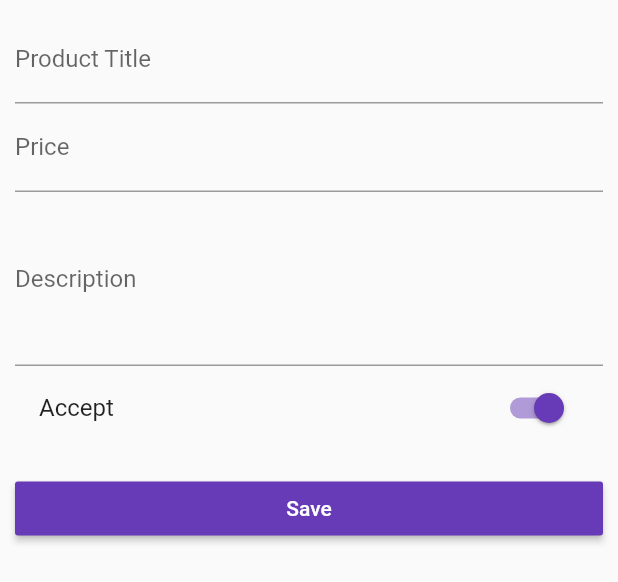
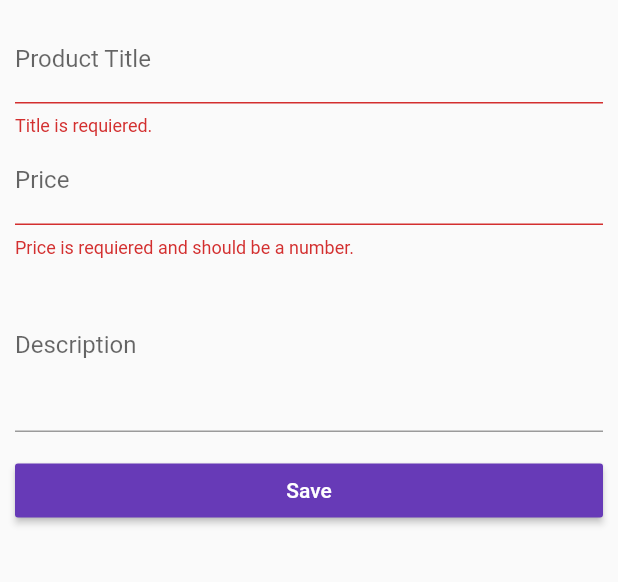
Before and after one commit to forobor/flutter-food-app, a Flutter app: the ProductCreatePage widget shown alone on an empty page, opened directly with empty values, after a tap on "Save", on a phone screen of 412 x 824 dp. Shown: the top 582 px of the screen. Run offline on Flutter 3.47's test engine with Material 2 defaults, Android fonts, the phone set to English and light mode, and no system bars.

Commit message:
form validation

```diff
--- a/lib/pages/product_create.dart
+++ b/lib/pages/product_create.dart
@@ -12,9 +12,22 @@ class ProductCreatePage extends StatefulWidget {
 }
 
 class _ProductCreatePage extends State<ProductCreatePage> {
-  String _title;
-  double _price;
-  String _description;
+  final Map<String, dynamic> _formData = {
+    'title': null,
+    'price': null,
+    'description': null,
+    'imageUrl': 'assets/food.jpg'
+  };
+  final GlobalKey<FormState> _formKey = GlobalKey<FormState>();
+
+  void _submitForm() {
+    if (!_formKey.currentState.validate()) {
+      return;
+    }
+    _formKey.currentState.save();
+    widget.addProduct(_formData);
+    Navigator.pushReplacementNamed(context, '/products');
+  }
 
   @override
   Widget build(BuildContext context) {
@@ -22,41 +35,47 @@ class _ProductCreatePage extends State<ProductCreatePage> {
         MediaQuery.of(context).orientation == Orientation.landscape
             ? 60.0
             : 0.0;
-    return Container(
+    return GestureDetector(
+      onTap: () {
+        FocusScope.of(context).requestFocus(FocusNode());
+      },
+      child: Container(
         padding: EdgeInsets.all(10.0),
+        child: Form(
+          key: _formKey,
           child: ListView(
             padding: EdgeInsets.symmetric(horizontal: listPadding),
             children: <Widget>[
-          TextField(
+              TextFormField(
                 decoration: InputDecoration(labelText: 'Product Title'),
-            onChanged: (String value) {
-              setState(() {
-                _title = value;
-              });
+                validator: (String value) {
+                  if (value.isEmpty) {
+                    return 'Title is requiered.';
+                  }
+                },
+                onSaved: (String value) {
+                  _formData['title'] = value;
                 },
               ),
-          TextField(
+              TextFormField(
                 decoration: InputDecoration(labelText: 'Price'),
                 keyboardType: TextInputType.number,
-            onChanged: (String value) {
-              setState(() {
-                _price = double.parse(value);
-              });
+                validator: (String value) {
+                  if (value.isEmpty ||
+                      !RegExp(r'^(?:[1-9]\d*|0)?(?:\.\d+)?$').hasMatch(value)) {
+                    return 'Price is requiered and should be a number.';
+                  }
+                },
+                onSaved: (String value) {
+                  _formData['price'] = double.parse(value);
                 },
               ),
-          TextField(
+              TextFormField(
                 decoration: InputDecoration(labelText: 'Description'),
-            onChanged: (String value) {
-              setState(() {
-                _description = value;
-              });
+                maxLines: 4,
+                onSaved: (String value) {
+                  _formData['description'] = value;
                 },
-            maxLines: 4,
-          ),
-          SwitchListTile(
-            value: true,
-            onChanged: (bool value) {},
-            title: Text('Accept'),
               ),
               SizedBox(
                 height: 15.0,
@@ -67,20 +86,13 @@ class _ProductCreatePage extends State<ProductCreatePage> {
                   child: Text('Save'),
                   color: Theme.of(context).accentColor,
                   textColor: Colors.white,
-              onPressed: () {
-                final Map<String, dynamic> product = {
-                  'title': _title,
-                  'price': _price,
-                  'description': _description,
-                  'imageUrl': 'assets/food.jpg'
-                };
-                widget.addProduct(product);
-                Navigator.pushReplacementNamed(context, '/products');
-              },
+                  onPressed: _submitForm,
                 ),
               ),
             ],
           ),
+        ),
+      ),
     );
   }
 }
```
Also changed, not shown: lib/pages/auth.dart (+34 -17 lines). Lines whose indentation alone changed are shown as unchanged.
